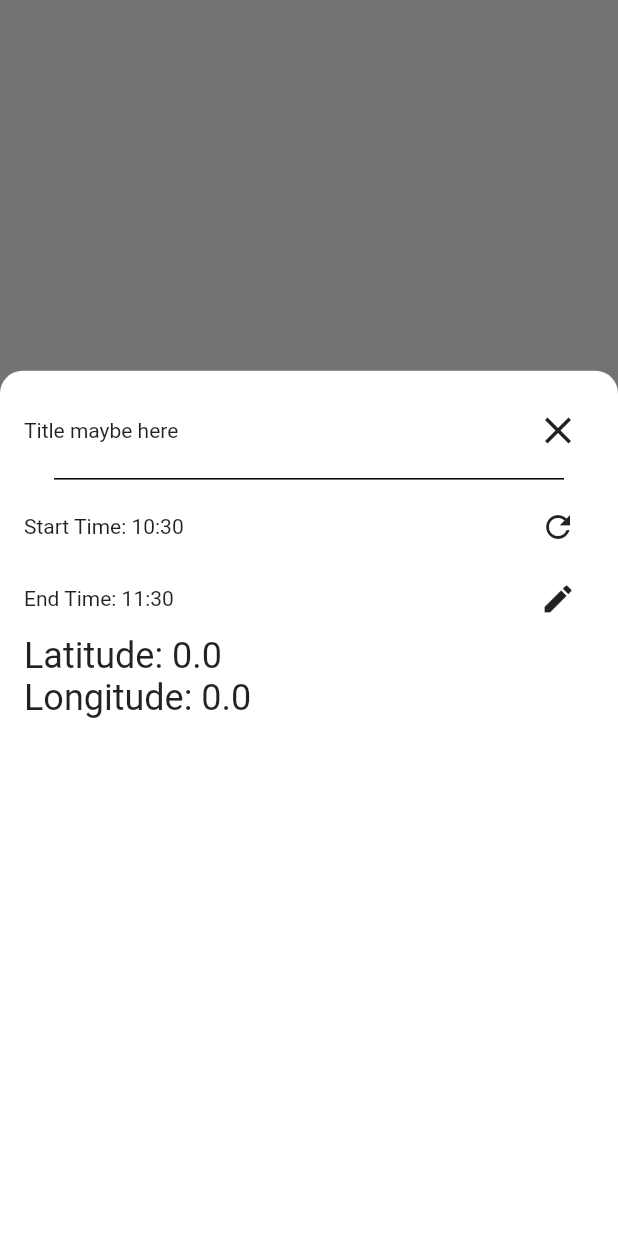
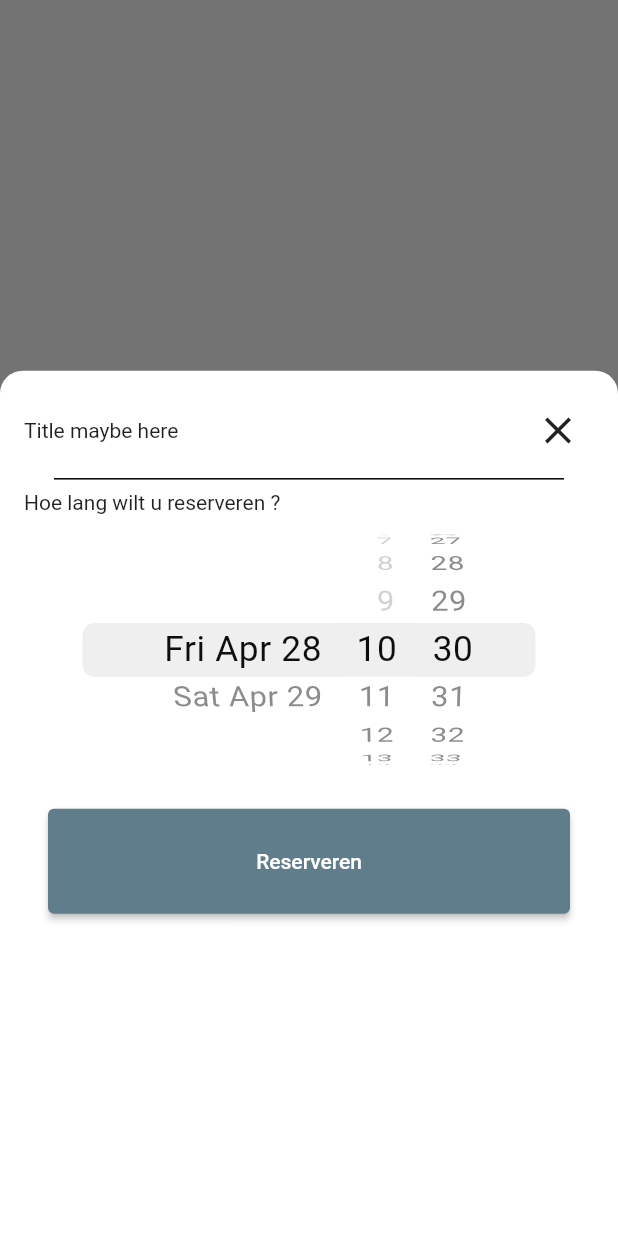
Before and after one commit to Lenaerts-Nestor/Project_Mobile_Development, a Flutter app: what showPopup() shows on an empty page, opened directly with empty values, on a phone screen of 412 x 824 dp. Run offline on Flutter 3.47's test engine with Material 2 defaults, Android fonts, the phone set to English and light mode, and no system bars; our stand-ins replace cloud_firestore, firebase_auth, firebase_core, flutter_map, google_nav_bar, latlong2; accounts and stored records are empty.

Commit message:
updated showpopup met een clock

```diff
--- a/lib/components/custom_button.dart
+++ b/lib/components/custom_button.dart
@@ -1,11 +1,9 @@
-// ignore_for_file: deprecated_member_use
-
 import 'package:flutter/material.dart';
 
 class CustomButton extends StatelessWidget {
   final String label;
-
-  final String text;
+  final double height;
+  final double width;
   final VoidCallback onPressed;
   final Color? textColor;
   final Color? backgroundColor;
@@ -13,15 +11,19 @@ class CustomButton extends StatelessWidget {
   const CustomButton({
     Key? key,
     required this.label,
-    required this.text,
     required this.backgroundColor,
     required this.onPressed,
     this.textColor,
+    required this.height,
+    required this.width,
   }) : super(key: key);
 
   @override
   Widget build(BuildContext context) {
-    return ElevatedButton(
+    return SizedBox(
+      height: height.toDouble(),
+      width: width.toDouble(),
+      child: ElevatedButton(
         onPressed: onPressed,
         style: ElevatedButton.styleFrom(
           backgroundColor: backgroundColor,
@@ -30,6 +32,7 @@ class CustomButton extends StatelessWidget {
           label,
           style: TextStyle(color: textColor),
         ),
+      ),
     );
   }
 }
--- a/lib/pages/map/map_functions.dart
+++ b/lib/pages/map/map_functions.dart
@@ -1,9 +1,11 @@
 // ignore_for_file: avoid_unnecessary_containers
 
+import 'package:flutter/cupertino.dart';
 import 'package:flutter/material.dart';
 import 'package:flutter_map/flutter_map.dart';
 import 'package:latlong2/latlong.dart';
 import 'package:cloud_firestore/cloud_firestore.dart';
+import 'package:parkflow/components/custom_button.dart';
 import 'package:provider/provider.dart';
 
 import '../../model/user/user_logged_controller.dart';
@@ -29,8 +31,7 @@ void getMarkersFromDatabase(BuildContext context,
 void createMarker(LatLng latlng, String userId, BuildContext context,
     void Function(Marker newMarker) onMarkerCreated) {
   DateTime startTime = DateTime.now();
-  DateTime endTime = DateTime.now()
-      .add(const Duration(hours: 1)); // Set initial end time to 1 hour from now
+  DateTime endTime = DateTime.now().add(const Duration(hours: 1));
 
   saveMarkerToDatabase(latlng, userId, startTime, endTime);
   Marker newMarker =
@@ -71,9 +72,6 @@ Future<void> saveMarkerToDatabase(
 
 void showPopup(
     BuildContext context, LatLng latLng, DateTime startTime, DateTime endTime) {
-  DateTime startTime = DateTime.now();
-  DateTime endTime = DateTime.now().add(const Duration(hours: 1));
-
   showModalBottomSheet(
     context: context,
     isScrollControlled: true,
@@ -111,53 +109,34 @@ void showPopup(
                   indent: 20,
                   endIndent: 20,
                 ),
-                Row(
-                  mainAxisAlignment: MainAxisAlignment.spaceBetween,
-                  children: [
-                    Text('Start Time: ${startTime.hour}:${startTime.minute}'),
-                    IconButton(
-                      onPressed: () => setState(() {
-                        startTime = DateTime.now();
-                      }),
-                      icon: const Icon(Icons.refresh),
+                const Text('Hoe lang wilt u reserveren ?'),
+                //clock =>
+                SizedBox(
+                  height: 180,
+                  child: CupertinoDatePicker(
+                    initialDateTime: startTime,
+                    mode: CupertinoDatePickerMode.dateAndTime,
+                    use24hFormat: true,
+                    minimumDate: startTime.subtract(Duration(minutes: 10)),
+                    maximumDate: startTime.add(const Duration(hours: 24)),
+                    onDateTimeChanged: (DateTime value) {
+                      setState(() => startTime = value);
+                    },
+                  ),
+                ),
+
+                Center(
+                  child: Padding(
+                    padding: const EdgeInsets.all(16.0),
+                    child: CustomButton(
+                      label: "Reserveren",
+                      backgroundColor: Colors.blueGrey,
+                      onPressed: () {},
+                      height: 70,
+                      width: double.infinity,
                     ),
-                  ],
+                  ),
                 ),
-                Row(
-                  mainAxisAlignment: MainAxisAlignment.spaceBetween,
-                  children: [
-                    Text('End Time: ${endTime.hour}:${endTime.minute}'),
-                    IconButton(
-                      onPressed: () async {
-                        final newEndTime = await showTimePicker(
-                          context: context,
-                          initialTime: TimeOfDay.fromDateTime(endTime),
-                        );
-                        if (newEndTime != null) {
-                          setState(() {
-                            endTime = DateTime(
-                              endTime.year,
-                              endTime.month,
-                              endTime.day,
-                              newEndTime.hour,
-                              newEndTime.minute,
-                            );
-                            if (endTime.difference(startTime) >
-                                const Duration(hours: 24)) {
-                              endTime =
-                                  startTime.add(const Duration(hours: 24));
-                            }
-                          });
-                        }
-                      },
-                      icon: const Icon(Icons.edit),
-                    ),
-                  ],
-                ),
-                Text('Latitude: ${latLng.latitude}',
-                    style: const TextStyle(fontSize: 24)),
-                Text('Longitude: ${latLng.longitude}',
-                    style: const TextStyle(fontSize: 24)),
               ],
             ),
           ),
```
Lines whose indentation alone changed are shown as unchanged.
